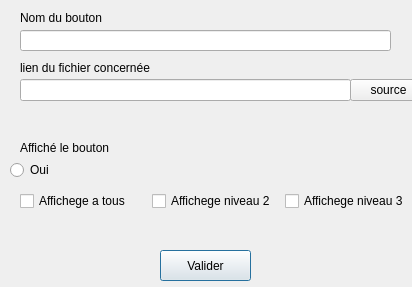
This is Projet_Ajour/Formulaire_document.ui in simzrch/Projet_Entremont as Qt 5 draws it before an edit. The edited form follows.
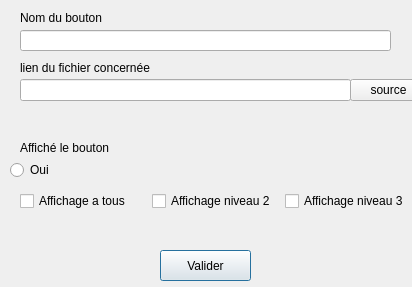
This is the edited form.

Commit message: ajout domaine module document : documentPage formulairedocument

The edit to the form file:
```diff
--- a/Projet_Ajour/Formulaire_document.ui
+++ b/Projet_Ajour/Formulaire_document.ui
@@ -125,21 +125,21 @@
     <item>
      <widget class="QCheckBox" name="checkBox_3">
       <property name="text">
-       <string>Affichege a tous </string>
+       <string>Affichage a tous </string>
       </property>
      </widget>
     </item>
     <item>
      <widget class="QCheckBox" name="checkBox">
       <property name="text">
-       <string>Affichege niveau 2</string>
+       <string>Affichage niveau 2</string>
       </property>
      </widget>
     </item>
     <item>
      <widget class="QCheckBox" name="checkBox_2">
       <property name="text">
-       <string>Affichege niveau 3</string>
+       <string>Affichage niveau 3</string>
       </property>
      </widget>
     </item>
```
The commit also changes 6 other files.
